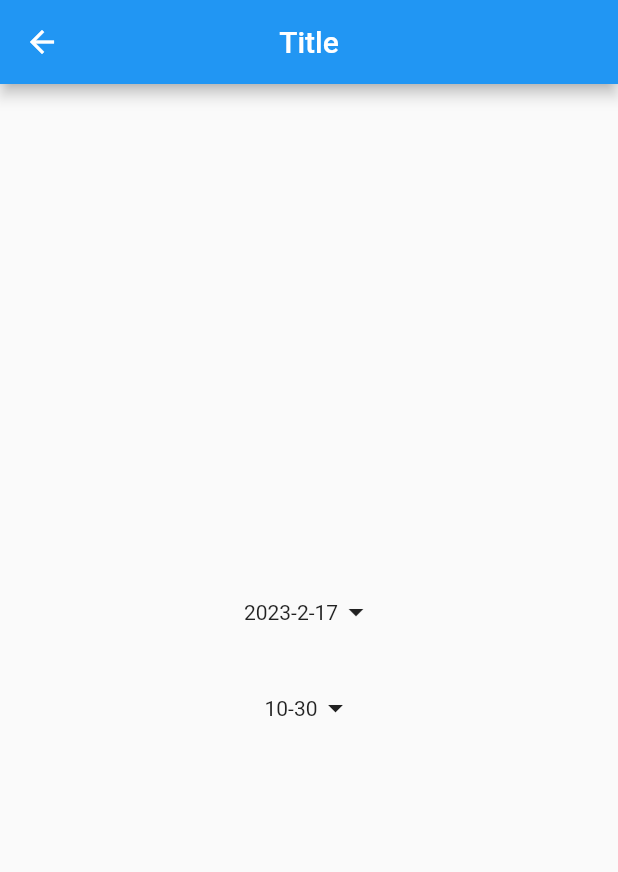
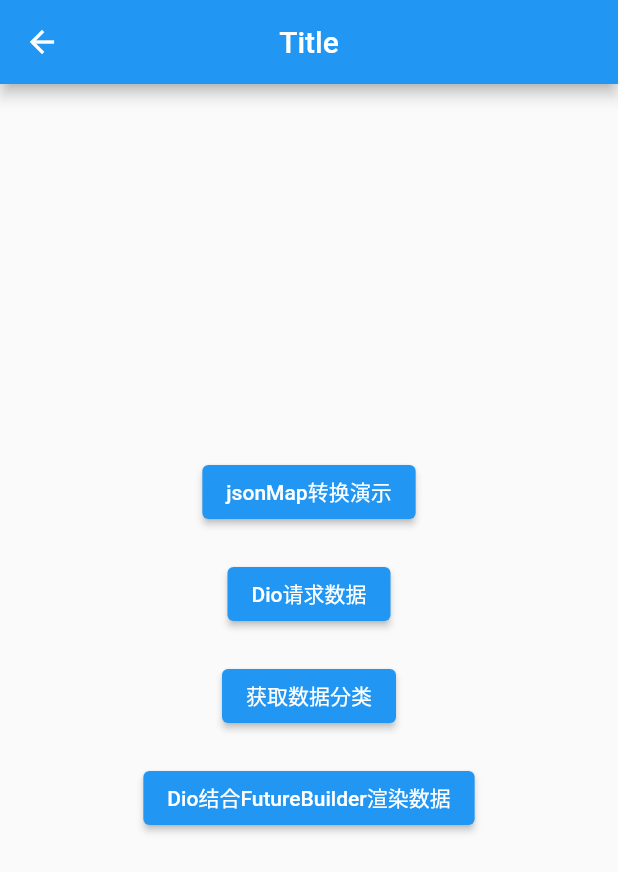
Before and after one commit to imnfeng/nfeng-flutter-demo, a Flutter app: the screen it shows after launch, on a phone screen of 412 x 824 dp. Shown: the top 872 px of the screen. Run offline on Flutter 3.47's test engine with Material 2 defaults, Android fonts, the phone set to English and light mode, and no system bars; our stand-ins replace dio, fluttertoast, photo_view; missing offline and left inert: dart:js.

Commit message:
feat: Dio

```diff
--- a/lib/main.dart
+++ b/lib/main.dart
@@ -20,7 +20,7 @@ class MyApp extends StatelessWidget {
         ),
       ),
       home: const Tabs(),
-      initialRoute: "/showDatePicker",
+      initialRoute: "/dio",
       onGenerateRoute: onGenerateRoute,
       //配置国际化
       localizationsDelegates: const [
--- /dev/null
+++ b/lib/pages/dio/dio.dart
@@ -0,0 +1,58 @@
+import 'package:flutter/material.dart';
+import 'package:dio/dio.dart';
+
+class DioPage extends StatefulWidget {
+  const DioPage({super.key});
+
+  @override
+  State<DioPage> createState() => _DioPageState();
+}
+
+class _DioPageState extends State<DioPage> {
+  @override
+  Widget build(BuildContext context) {
+    return Scaffold(
+      appBar: AppBar(
+        title: const Text('Title'),
+      ),
+      body: Center(
+        child: Center(
+          child: Column(
+            mainAxisAlignment: MainAxisAlignment.center,
+            children: [
+              ElevatedButton(
+                onPressed: () {
+                  Navigator.pushNamed(context, "/jsonMap");
+                },
+                child: const Text("jsonMap转换演示"),
+              ),
+              const SizedBox(height: 20),
+              ElevatedButton(
+                onPressed: () {
+                  Navigator.pushNamed(context, "/restful");
+                },
+                child: const Text("Dio请求数据"),
+              ),
+              const SizedBox(height: 20),
+              ElevatedButton(
+                onPressed: () {
+                  Navigator.pushNamed(context, "/dioGetCategory");
+                },
+                child: const Text("获取数据分类"),
+              ),
+              const SizedBox(height: 20),
+              ElevatedButton(
+                onPressed: () {
+                  Navigator.pushNamed(
+                      context, "/dioGetCategoryWithFutureBuilder");
+                },
+                child: const Text("Dio结合FutureBuilder渲染数据"),
+              ),
+              const SizedBox(height: 20),
+            ],
+          ),
+        ),
+      ),
+    );
+  }
+}
--- a/lib/routers/routers.dart
+++ b/lib/routers/routers.dart
@@ -38,6 +38,11 @@ import '../pages/form/checkboxListTitle.dart';
 import '../pages/form/switch.dart';
 import '../pages/form/dateTime.dart';
 import '../pages/form/showDatePicker.dart';
+import '../pages/dio/dio.dart';
+import '../pages/dio/restful.dart';
+import '../pages/dio/jsonMap.dart';
+import '../pages/dio/dioGetCategory.dart';
+import '../pages/dio/dioAndFutureBuild.dart';
 
 Map routes = {
   "/": (context) => const Tabs(),
@@ -73,6 +78,12 @@ Map routes = {
   "/switch": (context) => const SwitchPage(),
   "/dateTime": (context) => const DateTimePage(),
   "/showDatePicker": (context) => const ShowDateTimePickerPage(),
+  "/dio": (context) => const DioPage(),
+  "/restful": (context) => const RestfulPage(),
+  "/jsonMap": (context) => const JsonMapPage(),
+  "/dioGetCategory": (context) => const DioGetCategoryPage(),
+  "/dioGetCategoryWithFutureBuilder": (context) =>
+      const DioAndFutureBuilderGetCategory(),
 };
 
 var onGenerateRoute = (RouteSettings settings) {
--- a/pubspec.yaml
+++ b/pubspec.yaml
@@ -39,6 +39,7 @@ dependencies:
   cupertino_icons: ^1.0.2
   fluttertoast: ^8.0.9
   photo_view: ^0.14.0
+  dio: ^5.0.0
 
 dev_dependencies:
   flutter_test:
```
Also changed, not shown: lib/pages/dio/dioAndFutureBuild.dart (added, +67 -0 lines), lib/pages/dio/dioGetCategory.dart (added, +55 -0 lines), lib/pages/dio/jsonMap.dart (added, +46 -0 lines), lib/pages/dio/restful.dart (added, +99 -0 lines), pubspec.lock.
